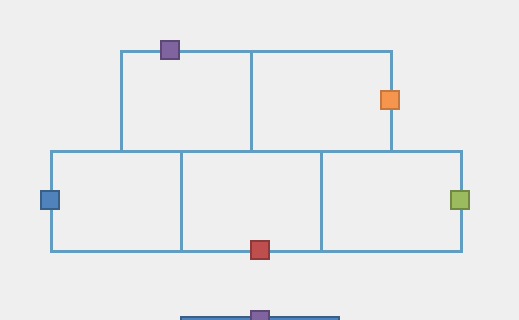
Before: the Qt Designer form mainwindow.ui in lucas-morais27/Projeto-dos-Trens, drawn with Qt 5; both pictures show x 0 to 519 and y 0 to 320 of the 519 by 496 pixel window.
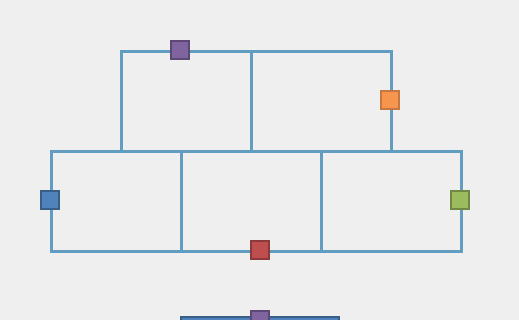
After: the same form once the commit is applied.

What changed in the file:
```diff
--- a/mainwindow.ui
+++ b/mainwindow.ui
@@ -183,7 +183,7 @@
    <widget class="QLabel" name="trem1">
     <property name="geometry">
      <rect>
-      <x>160</x>
+      <x>170</x>
       <y>40</y>
       <width>20</width>
       <height>20</height>
```
